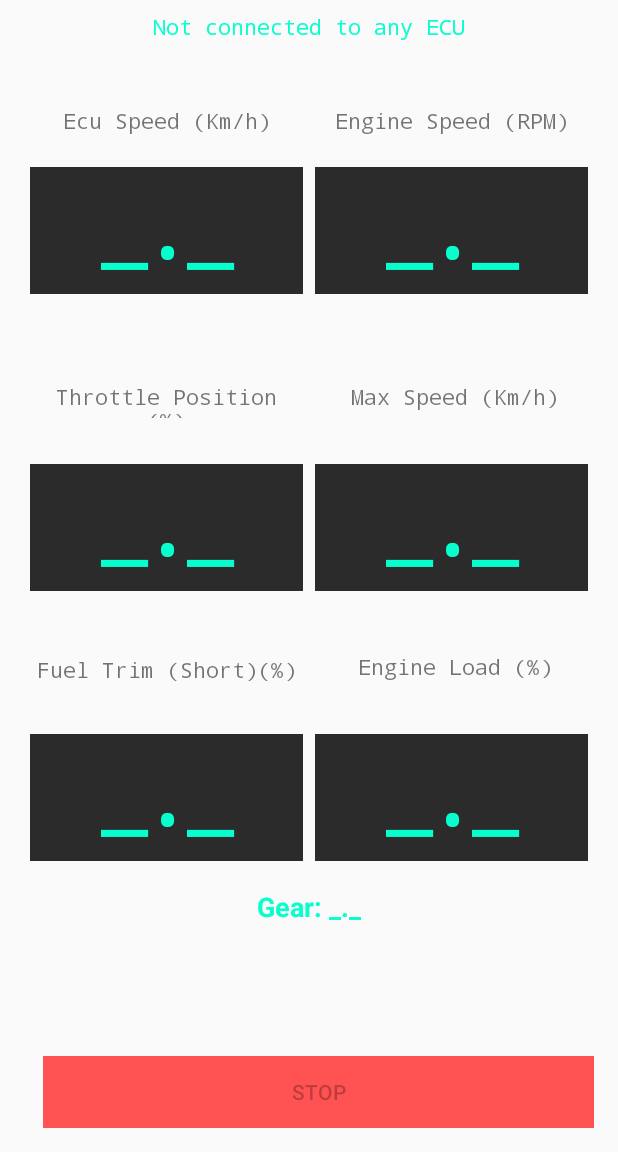
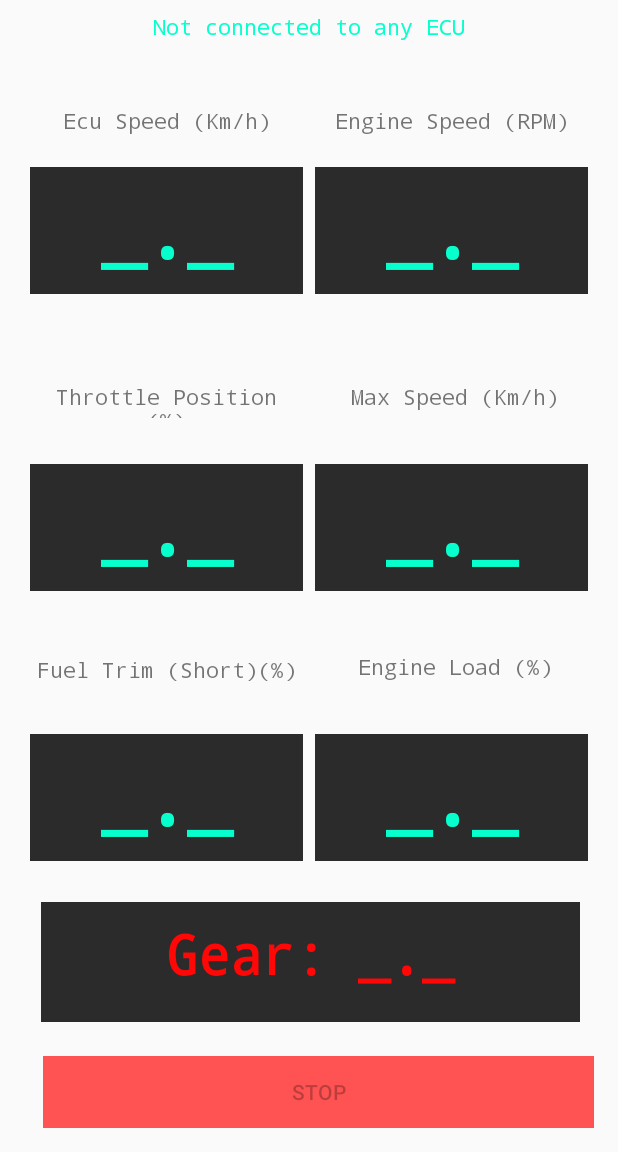
Before and after one commit to Yushetf33/OBD2Cloud, an Android app: the screen it shows after launch (MainActivity), on a phone screen of 412 x 824 dp, the part 84-1236 px from its top. Run offline under Robolectric (Android 15) with nearby library versions, the phone set to English and light mode, and no system bars; libraries missing offline, so code that uses them is left out: org.apache.poi; 4 statements that could not run were skipped.

```diff
--- a/app/src/main/res/layout/activity_main.xml
+++ b/app/src/main/res/layout/activity_main.xml
@@ -88,21 +88,36 @@
 
     </androidx.constraintlayout.widget.ConstraintLayout>
 
+
     <TextView
         android:id="@+id/gear_display"
-        android:layout_width="wrap_content"
-        android:layout_height="wrap_content"
-        android:layout_marginTop="16dp"
-        android:layout_marginBottom="16dp"
+        android:layout_width="359dp"
+        android:layout_height="80dp"
+        android:layout_marginStart="2dp"
+        android:layout_marginTop="2dp"
+        android:layout_marginEnd="2dp"
+        android:layout_marginBottom="2dp"
+        android:background="#2C2B2B"
+        android:includeFontPadding="true"
+        android:padding="10dp"
+        android:paddingStart="10dp"
+        android:paddingLeft="10dp"
+        android:paddingTop="10dp"
+        android:paddingEnd="10dp"
+        android:paddingRight="10dp"
+        android:paddingBottom="10dp"
         android:text="Gear: _._"
-        android:textSize="18sp"
-        android:textColor="#FF07FFCD"
+        android:textAlignment="center"
+        android:textColor="#FF0707"
+        android:textSize="36sp"
         android:textStyle="bold"
+        android:typeface="monospace"
+        app:layout_constraintBottom_toBottomOf="parent"
+        app:layout_constraintEnd_toEndOf="parent"
+        app:layout_constraintHorizontal_bias="0.518"
+        app:layout_constraintStart_toStartOf="parent"
         app:layout_constraintTop_toBottomOf="@+id/frameLayoutFuelTrim"
-        app:layout_constraintStart_toStartOf="parent"
-        app:layout_constraintEnd_toEndOf="parent" />
-
-
+        app:layout_constraintVertical_bias="0.214" />
 
     <androidx.constraintlayout.widget.ConstraintLayout
         android:id="@+id/frameLayoutAmbientTemperature"
```
Also changed, not shown: app/src/main/java/com/example/obd2cloud/MainActivity.kt (+19 -139 lines).
